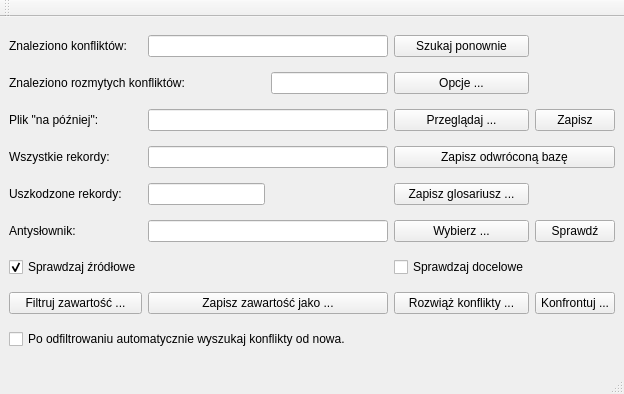
Qt form contentmanagerwindow.ui (benkopolis/conflict-resolver) before a commit.
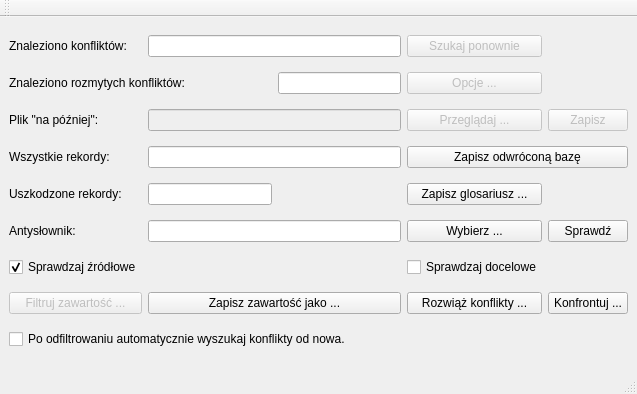
The same form after that commit.

The edit to the form file:
```diff
--- a/contentmanagerwindow.ui
+++ b/contentmanagerwindow.ui
@@ -6,7 +6,7 @@
    <rect>
     <x>0</x>
     <y>0</y>
-    <width>624</width>
+    <width>637</width>
     <height>394</height>
    </rect>
   </property>
@@ -37,6 +37,9 @@
     </item>
     <item row="0" column="3">
      <widget class="QPushButton" name="_find">
+      <property name="enabled">
+       <bool>false</bool>
+      </property>
       <property name="toolTip">
        <string>Ponownie przeszukuje wybrane wcześnie pliki pod kątem konflitków między wpisami.</string>
       </property>
@@ -67,6 +70,9 @@
     </item>
     <item row="1" column="3">
      <widget class="QPushButton" name="_options">
+      <property name="enabled">
+       <bool>false</bool>
+      </property>
       <property name="toolTip">
        <string>Pozwala ustawić opcje wyszukiwania konfliktów oraz konfliktów rozmytych [w trkacie tworzenia].</string>
       </property>
@@ -87,6 +93,9 @@
     </item>
     <item row="2" column="1" colspan="2">
      <widget class="QLineEdit" name="_dumpFile">
+      <property name="enabled">
+       <bool>false</bool>
+      </property>
       <property name="toolTip">
        <string>Pozwala wybrać plik, który będzie pełnił funkcję składowiska rekordów, co do których jakości nie jestesmy pewni.</string>
       </property>
@@ -94,6 +103,9 @@
     </item>
     <item row="2" column="3">
      <widget class="QPushButton" name="_browse">
+      <property name="enabled">
+       <bool>false</bool>
+      </property>
       <property name="toolTip">
        <string>Pozwala wybrać plik, który będzie pełnił funkcję składowiska rekordów, co do których jakości nie jestesmy pewni.</string>
       </property>
@@ -104,6 +116,9 @@
     </item>
     <item row="2" column="4">
      <widget class="QPushButton" name="_saveDump">
+      <property name="enabled">
+       <bool>false</bool>
+      </property>
       <property name="text">
        <string>Zapisz</string>
       </property>
@@ -128,6 +143,9 @@
     </item>
     <item row="7" column="0">
      <widget class="QPushButton" name="_filterContent">
+      <property name="enabled">
+       <bool>false</bool>
+      </property>
       <property name="toolTip">
        <string>&lt;!DOCTYPE HTML PUBLIC &quot;-//W3C//DTD HTML 4.0//EN&quot; &quot;http://www.w3.org/TR/REC-html40/strict.dtd&quot;&gt;
 &lt;html&gt;&lt;head&gt;&lt;meta name=&quot;qrichtext&quot; content=&quot;1&quot; /&gt;&lt;style type=&quot;text/css&quot;&gt;
```
Left out of the diff: 4 changed lines with no effect on the pictures.
